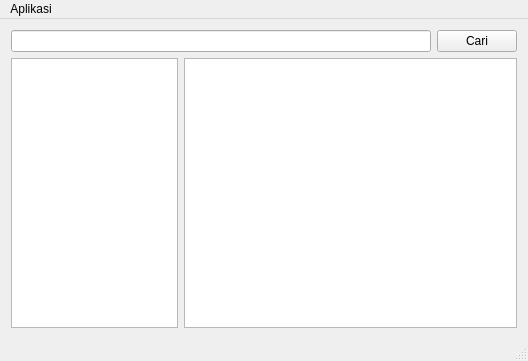
First picture: the form in src/mainwindow.ui, repository bgli/kbbi-qt, before the edit.
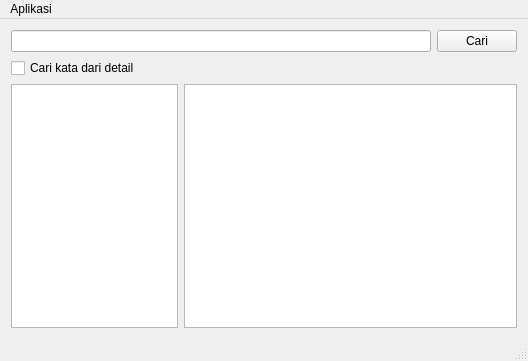
Second picture: the form after the edit. Icons and pictures are not drawn.

Diff of the .ui file:
```diff
--- a/src/mainwindow.ui
+++ b/src/mainwindow.ui
@@ -24,6 +24,8 @@
     <normaloff>:/kbbi-qt.png</normaloff>:/kbbi-qt.png</iconset>
   </property>
   <widget class="QWidget" name="centralWidget">
+   <layout class="QVBoxLayout" name="verticalLayout_2">
+    <item>
    <layout class="QVBoxLayout" name="verticalLayout">
     <item>
      <layout class="QHBoxLayout" name="horizontalLayout">
@@ -40,6 +42,15 @@
      </layout>
     </item>
     <item>
+       <widget class="QCheckBox" name="chekCariDetail">
+        <property name="text">
+         <string>Cari kata dari detail</string>
+        </property>
+       </widget>
+      </item>
+     </layout>
+    </item>
+    <item>
      <layout class="QHBoxLayout" name="horizontalLayout_2">
       <item>
        <widget class="QListView" name="listView">
@@ -75,8 +86,8 @@
          <string>&lt;!DOCTYPE HTML PUBLIC &quot;-//W3C//DTD HTML 4.0//EN&quot; &quot;http://www.w3.org/TR/REC-html40/strict.dtd&quot;&gt;
 &lt;html&gt;&lt;head&gt;&lt;meta name=&quot;qrichtext&quot; content=&quot;1&quot; /&gt;&lt;style type=&quot;text/css&quot;&gt;
 p, li { white-space: pre-wrap; }
-&lt;/style&gt;&lt;/head&gt;&lt;body style=&quot; font-family:'Cantarell'; font-size:11pt; font-weight:400; font-style:normal;&quot;&gt;
-&lt;p style=&quot;-qt-paragraph-type:empty; margin-top:0px; margin-bottom:0px; margin-left:0px; margin-right:0px; -qt-block-indent:0; text-indent:0px; font-family:'.SF NS Text'; font-size:13pt;&quot;&gt;&lt;br /&gt;&lt;/p&gt;&lt;/body&gt;&lt;/html&gt;</string>
+&lt;/style&gt;&lt;/head&gt;&lt;body style=&quot; font-family:'.SF NS Text'; font-size:13pt; font-weight:400; font-style:normal;&quot;&gt;
+&lt;p style=&quot;-qt-paragraph-type:empty; margin-top:0px; margin-bottom:0px; margin-left:0px; margin-right:0px; -qt-block-indent:0; text-indent:0px;&quot;&gt;&lt;br /&gt;&lt;/p&gt;&lt;/body&gt;&lt;/html&gt;</string>
         </property>
        </widget>
       </item>
```
Left out of the diff: 18 changed lines with no effect on the pictures. Lines whose indentation alone changed are shown as unchanged.
